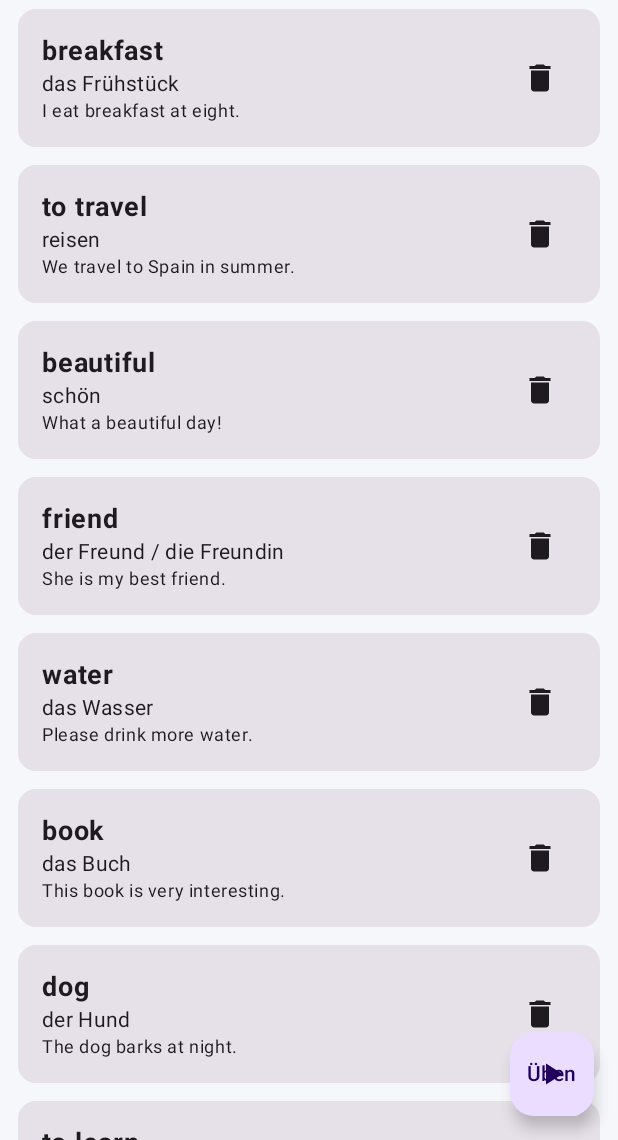
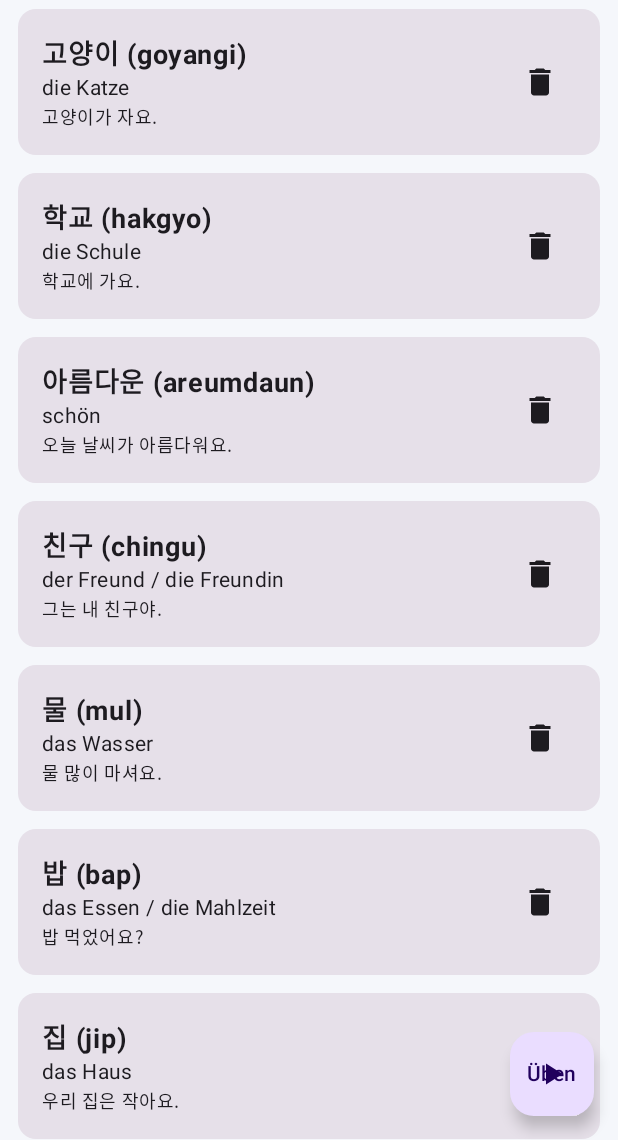
Before and after one commit to clemenssielaff/Lingo, an Android app built with Jetpack Compose: the screen it shows after launch (MainActivity), on a phone screen of 412 x 824 dp, the part 96-1236 px from its top. Run offline under Robolectric (Android 15) with nearby library versions, the phone set to English and light mode, and no system bars; our stand-ins replace Room's generated code.

Commit message:
feat: Sprache Englisch -> Koreanisch (10 koreanische Beispielvokabeln mit Hangul + Romanisierung, Default-Sprachcode 'ko', UI-Labels, README)
Co-authored-by: clemenssielaff <clemenssielaff@users.noreply.github.com>

```diff
--- a/app/src/main/java/com/clemenssielaff/lingo/data/Word.kt
+++ b/app/src/main/java/com/clemenssielaff/lingo/data/Word.kt
@@ -9,7 +9,7 @@ data class Word(
     val term: String,
     val translation: String,
     val example: String = "",
-    val language: String = "en",
+    val language: String = "ko",
     val timesCorrect: Int = 0,
     val timesWrong: Int = 0,
 )
--- a/app/src/main/java/com/clemenssielaff/lingo/data/WordRepository.kt
+++ b/app/src/main/java/com/clemenssielaff/lingo/data/WordRepository.kt
@@ -25,7 +25,7 @@ class WordRepository(private val wordDao: WordDao) {
                 term = term.trim(),
                 translation = translation.trim(),
                 example = example.trim(),
-                language = language.ifBlank { "en" },
+                language = language.ifBlank { "ko" },
             )
         )
     }
@@ -44,16 +44,16 @@ class WordRepository(private val wordDao: WordDao) {
 
     companion object {
         val sampleWords = listOf(
-            Word(term = "apple", translation = "der Apfel", example = "An apple a day keeps the doctor away.", language = "en"),
-            Word(term = "house", translation = "das Haus", example = "Their house is near the park.", language = "en"),
-            Word(term = "to learn", translation = "lernen", example = "I learn English every day.", language = "en"),
-            Word(term = "dog", translation = "der Hund", example = "The dog barks at night.", language = "en"),
-            Word(term = "book", translation = "das Buch", example = "This book is very interesting.", language = "en"),
-            Word(term = "water", translation = "das Wasser", example = "Please drink more water.", language = "en"),
-            Word(term = "friend", translation = "der Freund / die Freundin", example = "She is my best friend.", language = "en"),
-            Word(term = "beautiful", translation = "schön", example = "What a beautiful day!", language = "en"),
-            Word(term = "to travel", translation = "reisen", example = "We travel to Spain in summer.", language = "en"),
-            Word(term = "breakfast", translation = "das Frühstück", example = "I eat breakfast at eight.", language = "en"),
+            Word(term = "안녕하세요 (annyeonghaseyo)", translation = "Hallo! / Guten Tag", example = "안녕하세요! 반갑습니다.", language = "ko"),
+            Word(term = "감사합니다 (gamsahamnida)", translation = "Danke", example = "정말 감사합니다.", language = "ko"),
+            Word(term = "사랑 (sarang)", translation = "die Liebe", example = "사랑해요.", language = "ko"),
+            Word(term = "집 (jip)", translation = "das Haus", example = "우리 집은 작아요.", language = "ko"),
+            Word(term = "밥 (bap)", translation = "das Essen / die Mahlzeit", example = "밥 먹었어요?", language = "ko"),
+            Word(term = "물 (mul)", translation = "das Wasser", example = "물 많이 마셔요.", language = "ko"),
+            Word(term = "친구 (chingu)", translation = "der Freund / die Freundin", example = "그는 내 친구야.", language = "ko"),
+            Word(term = "아름다운 (areumdaun)", translation = "schön", example = "오늘 날씨가 아름다워요.", language = "ko"),
+            Word(term = "학교 (hakgyo)", translation = "die Schule", example = "학교에 가요.", language = "ko"),
+            Word(term = "고양이 (goyangi)", translation = "die Katze", example = "고양이가 자요.", language = "ko"),
         )
     }
 }
--- a/app/src/main/java/com/clemenssielaff/lingo/ui/screens/AddWordScreen.kt
+++ b/app/src/main/java/com/clemenssielaff/lingo/ui/screens/AddWordScreen.kt
@@ -32,7 +32,7 @@ fun AddWordScreen(viewModel: LingoViewModel, onNavigateBack: () -> Unit) {
     var term by remember { mutableStateOf("") }
     var translation by remember { mutableStateOf("") }
     var example by remember { mutableStateOf("") }
-    var language by remember { mutableStateOf("en") }
+    var language by remember { mutableStateOf("ko") }
 
     Scaffold(
         topBar = {
@@ -56,7 +56,7 @@ fun AddWordScreen(viewModel: LingoViewModel, onNavigateBack: () -> Unit) {
             OutlinedTextField(
                 value = term,
                 onValueChange = { term = it },
-                label = { Text("Begriff (z. B. Englisch)") },
+                label = { Text("Begriff (z. B. Koreanisch)") },
                 singleLine = true,
                 modifier = Modifier.fillMaxWidth(),
             )
@@ -76,7 +76,7 @@ fun AddWordScreen(viewModel: LingoViewModel, onNavigateBack: () -> Unit) {
             OutlinedTextField(
                 value = language,
                 onValueChange = { language = it },
-                label = { Text("Sprache (Code, z. B. en)") },
+                label = { Text("Sprache (Code, z. B. ko)") },
                 singleLine = true,
                 modifier = Modifier.fillMaxWidth(),
             )
```
Also changed, not shown: 1 other file.
